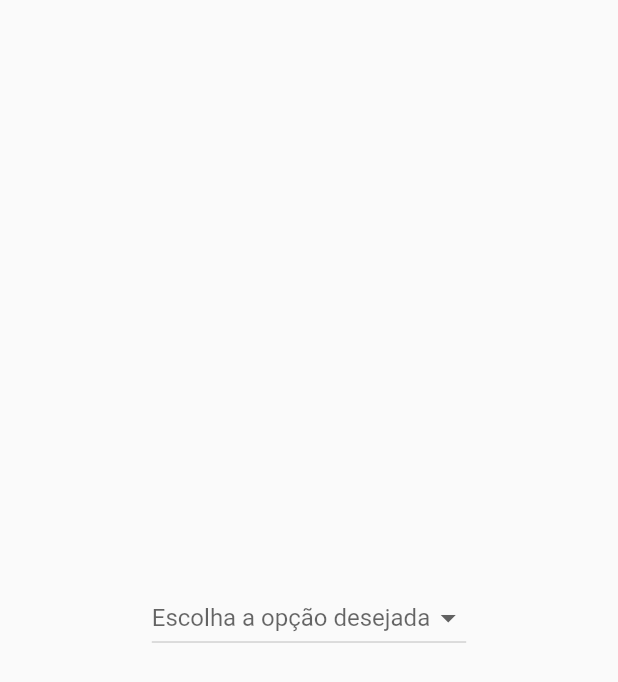
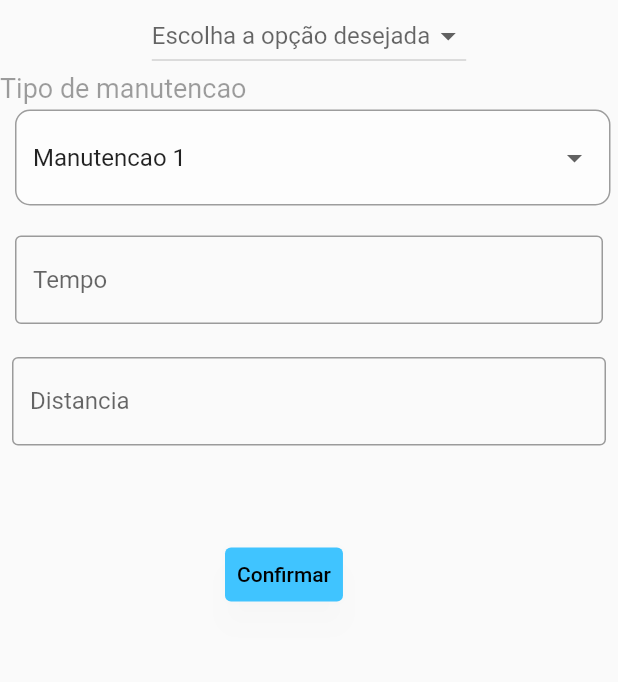
Before and after one commit to GomideLeo/grupo-do-carro, a Flutter app: the SelecionarServico widget shown alone on an empty page, opened directly, on a phone screen of 412 x 824 dp. Shown: the top 682 px of the screen. Run offline on Flutter 3.47's test engine with Material 2 defaults, Android fonts, the phone set to English and light mode, and no system bars; our stand-ins replace flutter_svg; network calls fail.

Commit message:
tela de serviços default

```diff
--- a/gupo_carro/lib/oleo/InfoOleo.dart
+++ b/gupo_carro/lib/oleo/InfoOleo.dart
@@ -1,60 +1,48 @@
 import 'package:flutter/material.dart';
 
-
-class InfoOleo extends StatefulWidget{
+class InfoOleo extends StatefulWidget {
   const InfoOleo({Key? key}) : super(key: key);
 
   @override
-  Widget build(BuildContext context) {
-    return MaterialApp(
-      home: Scaffold(
-        appBar: AppBar(
-        ),
-        body:const InfoOLeo(),
-      ),
-    );
-  }
-
-  @override
-  State<StatefulWidget> createState() {
-
-    throw UnimplementedError();
-  }
+  _InfoOleoState createState() => _InfoOleoState();
 }
 
-
-List<DropdownMenuItem<String>> get dropdownItems{
+List<DropdownMenuItem<String>> get dropdownItems {
   List<DropdownMenuItem<String>> menuItems = [
-    DropdownMenuItem(child: Text("Manutencao 1"),value: "Manutencao 1"),
-    DropdownMenuItem(child: Text("Manutencao 2"),value: "Manutencao 2"),
-    DropdownMenuItem(child: Text("Manutencao 3"),value: "Manutencao 3"),
-    DropdownMenuItem(child: Text("Manutencao 4"),value: "Manutencao 4"),
+    const DropdownMenuItem(child: Text("Manutencao 1"), value: "Manutencao 1"),
+    const DropdownMenuItem(
+        child: const Text("Manutencao 2"), value: "Manutencao 2"),
+    const DropdownMenuItem(
+        child: const Text("Manutencao 3"), value: "Manutencao 3"),
+    const DropdownMenuItem(child: Text("Manutencao 4"), value: "Manutencao 4"),
   ];
   return menuItems;
 }
 
 String selectedValue = "Manutencao 1";
 
-class InfoOLeo extends StatelessWidget {
-  const InfoOLeo({Key? key}) : super(key: key);
+class _InfoOleoState extends State<InfoOleo> {
   @override
   Widget build(BuildContext context) {
-
     return Column(
       crossAxisAlignment: CrossAxisAlignment.start,
       children: <Widget>[
-        Text('\n\n\n\n\n\n\n\n\n\r\r\rTipo de manutencao',
-          style: TextStyle(fontSize: 18, color: Colors.black38),),
-
-        Padding(padding: EdgeInsets.fromLTRB(10, 4, 5, 10),
+        const Text(
+          "Tipo de manutencao",
+          style: const TextStyle(fontSize: 18, color: Colors.black38),
+        ),
+        Padding(
+            padding: const EdgeInsets.fromLTRB(10, 4, 5, 10),
             child: DropdownButtonFormField(
                 decoration: InputDecoration(
                   enabledBorder: OutlineInputBorder(
-                    borderSide: BorderSide(color: Colors.black38, width: 1),
+                    borderSide:
+                        const BorderSide(color: Colors.black38, width: 1),
                     borderRadius: BorderRadius.circular(10),
                   ),
                   border: OutlineInputBorder(
-                    borderSide: BorderSide(color: Colors.black38, width: 1),
+                    borderSide:
+                        const BorderSide(color: Colors.black38, width: 1),
                     borderRadius: BorderRadius.circular(10),
                   ),
                   filled: true,
@@ -62,10 +50,8 @@ class InfoOLeo extends StatelessWidget {
                 ),
                 dropdownColor: Colors.white,
                 value: selectedValue,
-                onChanged: (String? newValue) {
-                },
-                items: dropdownItems)
-        ),
+                onChanged: (String? newValue) {},
+                items: dropdownItems)),
         const Padding(
           padding: EdgeInsets.fromLTRB(10, 10, 10, 10),
           child: TextField(
@@ -73,26 +59,29 @@ class InfoOLeo extends StatelessWidget {
               border: OutlineInputBorder(),
               hintText: 'Tempo',
             ),
+            keyboardType: TextInputType.number,
           ),
         ),
         Padding(
           padding: const EdgeInsets.symmetric(horizontal: 8, vertical: 12),
           child: TextFormField(
-            decoration: InputDecoration(
+            decoration: const InputDecoration(
               border: OutlineInputBorder(),
               labelText: 'Distancia',
             ),
+            keyboardType: TextInputType.number,
           ),
         ),
-        Padding(padding: EdgeInsets.symmetric(horizontal: 150, vertical: 50),
-          child:  TextButton(
+        Padding(
+          padding: const EdgeInsets.symmetric(horizontal: 150, vertical: 50),
+          child: TextButton(
             style: TextButton.styleFrom(
                 backgroundColor: Colors.lightBlueAccent,
                 elevation: 8,
                 shadowColor: Colors.white12),
-            child: Text(
+            child: const Text(
               'Confirmar',
-              style: TextStyle(
+              style: const TextStyle(
                 color: Colors.black,
               ),
             ),
@@ -102,5 +91,4 @@ class InfoOLeo extends StatelessWidget {
       ],
     );
   }
-
 }
--- a/gupo_carro/lib/shared/SelecionarServico.dart
+++ b/gupo_carro/lib/shared/SelecionarServico.dart
@@ -1,4 +1,5 @@
 import 'package:flutter/material.dart';
+import 'package:gupo_carro/oleo/InfoOleo.dart';
 
 class SelecionarServico extends StatefulWidget {
   final dropValue = ValueNotifier('');
@@ -27,8 +28,9 @@ class _SelecionarServicoState extends State<SelecionarServico> {
           child: ValueListenableBuilder(
         valueListenable: dropValue,
         builder: (BuildContext context, String value, _) {
-          return Container(
-            child: DropdownButton(
+          return Column(
+            children: [
+              DropdownButton(
                 hint: const Text('Escolha a opção desejada'),
                 value: (value.isEmpty) ? null : value,
                 onChanged: (escolha) => dropValue.value = escolha.toString(),
@@ -41,6 +43,8 @@ class _SelecionarServicoState extends State<SelecionarServico> {
                     )
                     .toList(),
               ),
+              const InfoOleo(),
+            ],
           );
         },
       )),
```
Also changed, not shown: gupo_carro/lib/shared/CadastroVeiculo.dart (+5 -5 lines), 1 other file. Lines whose indentation alone changed are shown as unchanged.
